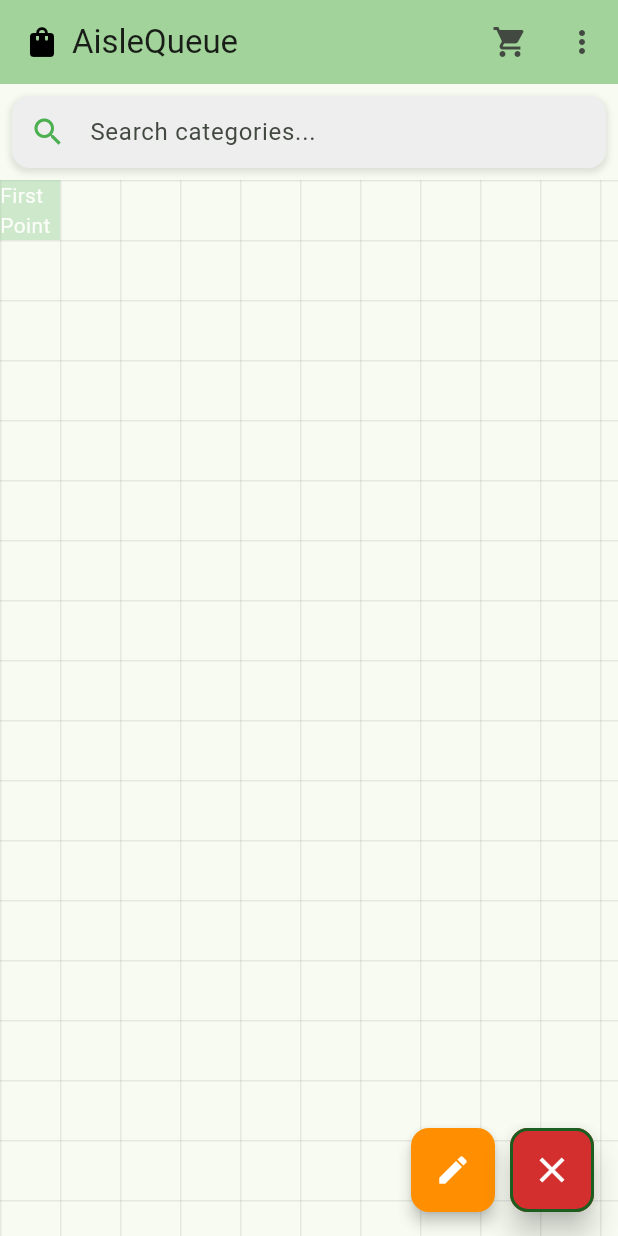
After one commit to JGEPT/AisleQueue, a Flutter app: the screen it shows after launch, after a tap on the "edit" icon, after a tap on the "add" icon, on a phone screen of 412 x 824 dp. The commit adds this screen. Run offline on Flutter 3.47's test engine with Material 3 defaults, Android fonts, the light colour scheme and no system bars.

Commit message:
[Feature]James - Increased the size of the grid, allowed the deleting and editing of tiles. Fixed the preview tile not perfectly following the cursor

```diff
--- a/aislequeue/lib/app.dart
+++ b/aislequeue/lib/app.dart
@@ -1,8 +1,8 @@
 import 'package:flutter/material.dart';
 import 'screens/home_screen.dart';
 
-class AisleQueueApp extends StatelessWidget {
-  const AisleQueueApp({super.key});
+class LayoutCreator extends StatelessWidget {
+  const LayoutCreator({super.key});
 
   @override
   Widget build(BuildContext context) {
@@ -12,7 +12,7 @@ class AisleQueueApp extends StatelessWidget {
         colorScheme: ColorScheme.fromSeed(seedColor: Colors.green),
         useMaterial3: true,
       ),
-      home: const HomeScreen(title: "AisleQueue"),
+      home: const MyHomePage(title: "AisleQueue"),
     );
   }
 }
--- a/aislequeue/lib/main.dart
+++ b/aislequeue/lib/main.dart
@@ -1,7 +1,8 @@
 import 'package:flutter/material.dart';
+import 'app.dart';
 
 void main() {
-  runApp(const MyApp());
+  runApp(const LayoutCreator());
 }
 
 class MyApp extends StatelessWidget {
--- a/aislequeue/lib/models/placed_tile_data.dart
+++ b/aislequeue/lib/models/placed_tile_data.dart
@@ -1,9 +1,9 @@
 class PlacedTileData {
-  final int gridX;
-  final int gridY;
-  final int width;
-  final int height;
-  final String category;
+  int gridX;
+  int gridY;
+  int width;
+  int height;
+  String category;
 
   PlacedTileData({
     required this.gridX,
--- a/aislequeue/lib/screens/home_screen.dart
+++ b/aislequeue/lib/screens/home_screen.dart
@@ -1,31 +1,34 @@
 import 'package:flutter/material.dart';
+import '../widgets/custom_app_bar.dart';
+import '../widgets/grid_view_widget.dart';
+import '../widgets/search_bar_widget.dart' as custom_widgets;
+import '../models/placed_tile_data.dart';
+import '../utils/device_type.dart';
 
-import '../models/placed_tile_data.dart';
-import '../utils/constants.dart';
-import '../utils/device_type_detector.dart';
-import '../widgets/search_bar.dart';
-import '../widgets/app_bar.dart';
-import '../widgets/grid_view.dart';
-
-class HomeScreen extends StatefulWidget {
-  const HomeScreen({super.key, required this.title});
+class MyHomePage extends StatefulWidget {
+  const MyHomePage({super.key, required this.title});
   final String title;
 
   @override
-  State<HomeScreen> createState() => _HomeScreenState();
+  State<MyHomePage> createState() => _MyHomePageState();
 }
 
-class _HomeScreenState extends State<HomeScreen> {
+class _MyHomePageState extends State<MyHomePage> {
+  late String deviceType;
+  static const int gridColumns = 32;
+  static const int gridRows = 32;
+  static const double gridCellSize = 40;
+
   final List<PlacedTileData> _placedTiles = [];
   bool _isPlacementMode = false;
   bool _isSelectingFirstPoint = false;
   bool _isSelectingSecondPoint = false;
+  bool _isRemoveMode = false;
   int? _firstGridX;
   int? _firstGridY;
   int _currentGridX = 0;
   int _currentGridY = 0;
   double _currentScale = 1.0;
-  late String deviceType;
 
   final TransformationController _transformationController =
       TransformationController();
@@ -39,6 +42,12 @@ class _HomeScreenState extends State<HomeScreen> {
   }
 
   @override
+  void didChangeDependencies() {
+    super.didChangeDependencies();
+    deviceType = getDeviceType(context);
+  }
+
+  @override
   void dispose() {
     _searchController.dispose();
     _transformationController.removeListener(_onTransformationChanged);
@@ -46,13 +55,10 @@ class _HomeScreenState extends State<HomeScreen> {
     super.dispose();
   }
 
-  // Method to extract current scale
   void _onTransformationChanged() {
     Matrix4 matrix = _transformationController.value;
-
     double scaleX = matrix.getColumn(0).xyz.length;
     double scaleY = matrix.getColumn(1).xyz.length;
-
     double newScale = (scaleX + scaleY) / 2;
 
     if ((newScale - _currentScale).abs() > 0.01) {
@@ -62,7 +68,6 @@ class _HomeScreenState extends State<HomeScreen> {
     }
   }
 
-  // Modified method to filter tiles based on search query
   void _filterTiles(String query) {
     setState(() {
       _isSearching = query.isNotEmpty;
@@ -72,32 +77,37 @@ class _HomeScreenState extends State<HomeScreen> {
   void _togglePlacementMode() {
     setState(() {
       _isPlacementMode = !_isPlacementMode;
+      _isRemoveMode = false;
+      _resetSelection();
+    });
+  }
 
-      // Reset selection state when toggling placement mode
-      _isSelectingFirstPoint = _isPlacementMode;
-      _isSelectingSecondPoint = false;
-      _firstGridX = null;
-      _firstGridY = null;
+  void _toggleRemoveMode() {
+    setState(() {
+      _isRemoveMode = !_isRemoveMode;
+      _isPlacementMode = false;
+      _resetSelection();
     });
   }
 
   void _updateGridPosition(Offset position) {
-    if (_isPlacementMode) {
-      // Transform the global cursor position to scene coordinates
+    if (_isPlacementMode || _isRemoveMode) {
       final Offset localPosition = _transformationController.toScene(position);
-
       setState(() {
-        _currentGridX = (localPosition.dx / AppConstants.gridCellSize).floor();
-        if(deviceType == 'Phone'){
-          _currentGridY = ((localPosition.dy - ((AppConstants.gridCellSize/_currentScale)*3.50))/ AppConstants.gridCellSize).floor();
+        _currentGridX = (localPosition.dx / gridCellSize).floor();
+        if (deviceType == 'Phone') {
+          _currentGridY =
+              ((localPosition.dy - ((gridCellSize / _currentScale) * 3.50)) /
+                      gridCellSize)
+                  .floor();
+        } else {
+          _currentGridY =
+              ((localPosition.dy - ((gridCellSize / _currentScale) * 3.00)) /
+                      gridCellSize)
+                  .floor();
         }
-        else{
-          _currentGridY = ((localPosition.dy - ((AppConstants.gridCellSize/_currentScale)*3.00))/ AppConstants.gridCellSize).floor();
-        }
-
-        // Clamp the coordinates within the grid
-        _currentGridX = _currentGridX.clamp(0, AppConstants.gridColumns - 1);
-        _currentGridY = _currentGridY.clamp(0, AppConstants.gridRows - 1);
+        _currentGridX = _currentGridX.clamp(0, gridColumns - 1);
+        _currentGridY = _currentGridY.clamp(0, gridRows - 1);
       });
     }
   }
@@ -105,7 +115,6 @@ class _HomeScreenState extends State<HomeScreen> {
   void _handleGridTap() {
     if (_isPlacementMode) {
       if (_isSelectingFirstPoint) {
-        // First point selection
         setState(() {
           _firstGridX = _currentGridX;
           _firstGridY = _currentGridY;
@@ -113,32 +122,114 @@ class _HomeScreenState extends State<HomeScreen> {
           _isSelectingSecondPoint = true;
         });
       } else if (_isSelectingSecondPoint) {
-        // Second point selection and tile placement
         _placeRectangleTiles();
       }
+    } else if (_isRemoveMode) {
+      _removeOrEditTile();
     }
   }
 
-  bool _checkTileOverlap(int startX, int startY, int endX, int endY) {
-    // Check if the new tile intersects with any existing tiles
-    return _placedTiles.any((tile) {
-      // Check if the new tile overlaps with an existing tile
-      bool xOverlap = !(endX < tile.gridX || startX > (tile.gridX + tile.width - 1));
-      bool yOverlap = !(endY < tile.gridY || startY > (tile.gridY + tile.height - 1));
-      return xOverlap && yOverlap;
+  void _removeOrEditTile() {
+    PlacedTileData? tileToModify = _findTileAtCurrentPosition();
+
+    if (tileToModify != null) {
+      showDialog<void>(
+        context: context,
+        builder: (BuildContext context) {
+          return AlertDialog(
+            title: const Text('Tile Options'),
+            content: Column(
+              mainAxisSize: MainAxisSize.min,
+              children: [
+                ElevatedButton(
+                  onPressed: () {
+                    Navigator.of(context).pop();
+                    _removeTile(tileToModify);
+                  },
+                  child: const Text('Remove Tile'),
+                ),
+                const SizedBox(height: 10),
+                ElevatedButton(
+                  onPressed: () {
+                    Navigator.of(context).pop();
+                    _showEditCategoryDialog(tileToModify);
+                  },
+                  child: const Text('Edit Category'),
+                ),
+              ],
+            ),
+          );
+        },
+      );
+    }
+  }
+
+  PlacedTileData? _findTileAtCurrentPosition() {
+    try {
+      return _placedTiles.firstWhere(
+        (tile) =>
+            _currentGridX >= tile.gridX &&
+            _currentGridX < tile.gridX + tile.width &&
+            _currentGridY >= tile.gridY &&
+            _currentGridY < tile.gridY + tile.height,
+      );
+    } catch (e) {
+      return null;
+    }
+  }
+
+  void _removeTile(PlacedTileData tile) {
+    setState(() {
+      _placedTiles.remove(tile);
     });
+  }
+
+  void _showEditCategoryDialog(PlacedTileData tile) {
+    final TextEditingController categoryController =
+        TextEditingController(text: tile.category);
+
+    showDialog<void>(
+      context: context,
+      builder: (BuildContext context) {
+        return AlertDialog(
+          title: const Text('Edit Category'),
+          content: TextField(
+            controller: categoryController,
+            decoration:
+                const InputDecoration(hintText: 'Enter new category name'),
+          ),
+          actions: <Widget>[
+            TextButton(
+              child: const Text('Cancel'),
+              onPressed: () {
+                Navigator.of(context).pop();
+              },
+            ),
+            TextButton(
+              child: const Text('Save'),
+              onPressed: () {
+                if (categoryController.text.isNotEmpty) {
+                  setState(() {
+                    tile.category = categoryController.text;
+                  });
+                  Navigator.of(context).pop();
+                }
+              },
+            ),
+          ],
+        );
+      },
+    );
   }
 
   void _placeRectangleTiles() {
     if (_firstGridX == null || _firstGridY == null) return;
 
-    // Determine the bounds of the rectangle
     int startX = _firstGridX!;
     int startY = _firstGridY!;
     int endX = _currentGridX;
     int endY = _currentGridY;
 
-    // Ensure start is always less than end
     if (startX > endX) {
       int temp = startX;
       startX = endX;
@@ -151,15 +242,32 @@ class _HomeScreenState extends State<HomeScreen> {
       endY = temp;
     }
 
-    // Check for overlapping tiles before showing the dialog
     if (_checkTileOverlap(startX, startY, endX, endY)) {
-      // Show an error dialog if tiles would overlap
+      _showPlacementErrorDialog();
+      return;
+    }
+
+    _showRectangleCategoryDialog(startX, startY, endX, endY);
+  }
+
+  bool _checkTileOverlap(int startX, int startY, int endX, int endY) {
+    return _placedTiles.any((tile) {
+      bool xOverlap =
+          !(endX < tile.gridX || startX > (tile.gridX + tile.width - 1));
+      bool yOverlap =
+          !(endY < tile.gridY || startY > (tile.gridY + tile.height - 1));
+      return xOverlap && yOverlap;
+    });
+  }
+
+  void _showPlacementErrorDialog() {
     showDialog<void>(
       context: context,
       builder: (BuildContext context) {
         return AlertDialog(
           title: const Text('Placement Error'),
-            content: const Text('The selected area overlaps with existing tiles. Please choose a different area.'),
+          content: const Text(
+              'The selected area overlaps with existing tiles. Please choose a different area.'),
           actions: <Widget>[
             TextButton(
               child: const Text('OK'),
@@ -172,14 +280,10 @@ class _HomeScreenState extends State<HomeScreen> {
         );
       },
     );
-      return;
   }
 
-    // Show category dialog to get category name
-    _showRectangleCategoryDialog(startX, startY, endX, endY);
-  }
-
-  Future<void> _showRectangleCategoryDialog(int startX, int startY, int endX, int endY) async {
+  Future<void> _showRectangleCategoryDialog(
+      int startX, int startY, int endX, int endY) async {
     final TextEditingController categoryController = TextEditingController();
 
     return showDialog<void>(
@@ -189,9 +293,8 @@ class _HomeScreenState extends State<HomeScreen> {
           title: const Text('Enter Category Name for Rectangle'),
           content: TextField(
             controller: categoryController,
-            decoration: const InputDecoration(
-              hintText: 'Enter a category name',
-            ),
+            decoration:
+                const InputDecoration(hintText: 'Enter a category name'),
           ),
           actions: <Widget>[
             TextButton(
@@ -205,13 +308,12 @@ class _HomeScreenState extends State<HomeScreen> {
               child: const Text('Add'),
               onPressed: () {
                 if (categoryController.text.isNotEmpty) {
-                  // Remove any existing tiles in the rectangle area
                   _placedTiles.removeWhere((tile) =>
-                    tile.gridX >= startX && tile.gridX <= endX &&
-                    tile.gridY >= startY && tile.gridY <= endY
-                  );
+                      tile.gridX >= startX &&
+                      tile.gridX <= endX &&
+                      tile.gridY >= startY &&
+                      tile.gridY <= endY);
 
-                  // Place a single large tile
                   setState(() {
                     final newTile = PlacedTileData(
                       gridX: startX,
@@ -245,53 +347,79 @@ class _HomeScreenState extends State<HomeScreen> {
 
   @override
   Widget build(BuildContext context) {
-    deviceType = DeviceTypeDetector.getDeviceType(context);
     return Scaffold(
-      appBar: CustomAppBar(
-        title: widget.title,
-      ),
+      appBar: CustomAppBar(title: widget.title),
       body: Column(
         children: [
-          // Search Bar
-          CategorySearchBar(
-            searchController: _searchController,
-            onFilterChanged: _filterTiles,
+          custom_widgets.SearchBar(
+            controller: _searchController,
+            onChanged: _filterTiles,
           ),
-
-          // Grid View
           Expanded(
-            child: MouseRegion(
-              onHover: (details) => _updateGridPosition(details.position),
-              child: InteractiveViewer(
-                transformationController: _transformationController,
-                boundaryMargin: const EdgeInsets.all(100),
-                minScale: 0.5,
-                maxScale: 2.0,
-                child: InteractiveGridView(
-                  transformationController: _transformationController,
+            child: GridViewWidget(
               placedTiles: _placedTiles,
               isSearching: _isSearching,
               searchQuery: _searchController.text,
+              onGridTap: _handleGridTap,
+              onHover: _updateGridPosition,
+              transformationController: _transformationController,
               isPlacementMode: _isPlacementMode,
+              isRemoveMode: _isRemoveMode,
+              currentGridX: _currentGridX,
+              currentGridY: _currentGridY,
               isSelectingFirstPoint: _isSelectingFirstPoint,
               isSelectingSecondPoint: _isSelectingSecondPoint,
               firstGridX: _firstGridX,
               firstGridY: _firstGridY,
-                  currentGridX: _currentGridX,
-                  currentGridY: _currentGridY,
-                  onUpdateGridPosition: _updateGridPosition,
-                  onGridTap: _handleGridTap,
-                ),
-              ),
             ),
           ),
         ],
       ),
-      floatingActionButton: FloatingActionButton(
+      floatingActionButton: Row(
+        mainAxisAlignment: MainAxisAlignment.end,
+        children: [
+          Padding(
+            padding: const EdgeInsets.only(right: 10),
+            child: FloatingActionButton(
+              onPressed: _toggleRemoveMode,
+              tooltip: 'Edit/Remove Tiles',
+              backgroundColor:
+                  _isRemoveMode ? Colors.red[700] : Colors.amber[800],
+              heroTag: 'editRemoveButton',
+              child: Icon(
+                _isRemoveMode ? Icons.close : Icons.edit,
+                color: Colors.white,
+                size: 24,
+              ),
+              elevation: _isRemoveMode ? 8 : 4,
+              shape: RoundedRectangleBorder(
+                borderRadius: BorderRadius.circular(12),
+                side: _isRemoveMode
+                    ? BorderSide(color: Colors.red[900]!, width: 2)
+                    : BorderSide.none,
+              ),
+            ),
+          ),
+          FloatingActionButton(
             onPressed: _togglePlacementMode,
-        tooltip: 'Toggle Placement Mode',
-        backgroundColor: _isPlacementMode ? Colors.red : Colors.green,
-        child: Icon(_isPlacementMode ? Icons.close : Icons.add),
+            tooltip: 'Add Tiles',
+            backgroundColor:
+                _isPlacementMode ? Colors.red[700] : Colors.green[700],
+            heroTag: 'placementButton',
+            child: Icon(
+              _isPlacementMode ? Icons.close : Icons.add,
+              color: Colors.white,
+              size: 28,
+            ),
+            elevation: _isPlacementMode ? 8 : 4,
+            shape: RoundedRectangleBorder(
+              borderRadius: BorderRadius.circular(12),
+              side: _isPlacementMode
+                  ? BorderSide(color: Colors.green[900]!, width: 2)
+                  : BorderSide.none,
+            ),
+          ),
+        ],
       ),
     );
   }
--- a/aislequeue/lib/utils/constants.dart
+++ /dev/null
@@ -1,5 +0,0 @@
-class AppConstants {
-  static const int gridColumns = 128;
-  static const int gridRows = 128;
-  static const double gridCellSize = 40;
-}
--- /dev/null
+++ b/aislequeue/lib/utils/device_type.dart
@@ -0,0 +1,11 @@
+import 'package:flutter/foundation.dart' show kIsWeb;
+import 'package:flutter/material.dart';
+
+String getDeviceType(BuildContext context) {
+  if (kIsWeb) return 'Web';
+
+  var shortestSide = MediaQuery.of(context).size.shortestSide;
+  if (shortestSide < 600) return 'Phone';
+  if (shortestSide < 1200) return 'Tablet';
+  return 'Desktop';
+}
--- a/aislequeue/lib/widgets/app_bar.dart
+++ b/aislequeue/lib/widgets/custom_app_bar.dart
@@ -3,7 +3,7 @@ import 'package:flutter/material.dart';
 class CustomAppBar extends StatelessWidget implements PreferredSizeWidget {
   final String title;
 
-  const CustomAppBar({super.key, required this.title});
+  const CustomAppBar({Key? key, required this.title}) : super(key: key);
 
   @override
   Widget build(BuildContext context) {
--- /dev/null
+++ b/aislequeue/lib/widgets/grid_view_widget.dart
@@ -0,0 +1,165 @@
+import 'package:flutter/material.dart';
+import '../models/placed_tile_data.dart';
+
+class GridViewWidget extends StatelessWidget {
+  final List<PlacedTileData> placedTiles;
+  final bool isSearching;
+  final String searchQuery;
+  final Function onGridTap;
+  final Function onHover;
+  final TransformationController transformationController;
+  final bool isPlacementMode;
+  final bool isRemoveMode;
+  final int currentGridX;
+  final int currentGridY;
+  final bool isSelectingFirstPoint;
+  final bool isSelectingSecondPoint;
+  final int? firstGridX;
+  final int? firstGridY;
+
+  const GridViewWidget({
+    Key? key,
+    required this.placedTiles,
+    required this.isSearching,
+    required this.searchQuery,
+    required this.onGridTap,
+    required this.onHover,
+    required this.transformationController,
+    required this.isPlacementMode,
+    required this.isRemoveMode,
+    required this.currentGridX,
+    required this.currentGridY,
+    required this.isSelectingFirstPoint,
+    required this.isSelectingSecondPoint,
+    required this.firstGridX,
+    required this.firstGridY,
+  }) : super(key: key);
+
+  @override
+  Widget build(BuildContext context) {
+    // Calculate the total grid size
+    const int gridWidth = 25; // 0-24 inclusive
+    const int gridHeight = 25; // 0-24 inclusive
+    const double cellSize = 40.0;
+
+    return MouseRegion(
+      onHover: (details) => onHover(details.position),
+      child: InteractiveViewer(
+        transformationController: transformationController,
+        boundaryMargin: const EdgeInsets.all(100),
+        minScale: 0.1, // Reduced to allow zooming out more
+        maxScale: 2.0,
+        constrained: false, // Allow unconstrained scaling
+        child: LayoutBuilder(
+          builder: (context, constraints) {
+            return GestureDetector(
+              onTap: () => onGridTap(),
+              child: SizedBox(
+                width: gridWidth * cellSize,
+                height: gridHeight * cellSize,
+                child: Stack(
+                  children: [
+                    ..._buildGridLines(gridWidth, gridHeight, cellSize),
+                    ...placedTiles.map((tileData) => Positioned(
+                      left: tileData.gridX * cellSize,
+                      top: tileData.gridY * cellSize,
+                      child: Opacity(
+                        opacity: isSearching && !tileData.category.toLowerCase().contains(searchQuery.toLowerCase())
+                            ? 0.2
+                            : 1.0,
+                        child: Container(
+                          width: tileData.width * cellSize,
+                          height: tileData.height * cellSize,
+                          color: Colors.green.shade500,
+                          child: Center(
+                            child: Text(
+                              tileData.category,
+                              textAlign: TextAlign.center,
+                              style: const TextStyle(
+                                color: Colors.white,
+                                fontSize: 16,
+                                fontWeight: FontWeight.bold,
+                              ),
+                            ),
+                          ),
+                        ),
+                      ),
+                    )),
+                    if (isSelectingFirstPoint && isPlacementMode)
+                      Positioned(
+                        left: currentGridX * cellSize,
+                        top: currentGridY * cellSize,
+                        child: Opacity(
+                          opacity: 0.5,
+                          child: Container(
+                            width: cellSize,
+                            height: cellSize,
+                            color: Colors.green.shade200,
+                            child: const Center(
+                              child: Text(
+                                'First Point',
+                                style: TextStyle(color: Colors.white),
+                              ),
+                            ),
+                          ),
+                        ),
+                      ),
+                    if (isSelectingSecondPoint && firstGridX != null && firstGridY != null)
+                      Positioned(
+                        left: (firstGridX! < currentGridX ? firstGridX! : currentGridX) * cellSize,
+                        top: (firstGridY! < currentGridY ? firstGridY! : currentGridY) * cellSize,
+                        child: Opacity(
+                          opacity: 0.3,
+                          child: Container(
+                            width: (((firstGridX! - currentGridX).abs() + 1) * cellSize),
+                            height: (((firstGridY! - currentGridY).abs() + 1) * cellSize),
+                            color: Colors.green.shade200,
+                          ),
+                        ),
+                      ),
+                  ],
+                ),
+              ),
+            );
+          },
+        ),
+      ),
+    );
+  }
+
+  List<Widget> _buildGridLines(int gridWidth, int gridHeight, double cellSize) {
+    List<Widget> gridLines = [];
+
+    // Vertical lines
+    for (int x = 0; x < gridWidth; x++) {
+      gridLines.add(
+        Positioned(
+          left: x * cellSize,
+          top: 0,
+          child: Container(
+            width: 1,
+            height: gridHeight * cellSize,
+            color: Colors.grey.withOpacity(0.2),
+          ),
+        ),
+      );
+    }
+
+    // Horizontal lines
+    for (int y = 0; y < gridHeight; y++) {
+      gridLines.add(
+        Positioned(
+          left: 0,
+          top: y * cellSize,
+          child: Container(
+            width: gridWidth * cellSize,
+            height: 1,
+            color: Colors.grey.withOpacity(0.2),
+          ),
+        ),
+      );
+    }
+
+    return gridLines;
+  }
+}
--- a/aislequeue/lib/widgets/search_bar.dart
+++ b/aislequeue/lib/widgets/search_bar_widget.dart
@@ -1,20 +1,15 @@
 import 'package:flutter/material.dart';
 
-class CategorySearchBar extends StatefulWidget {
-  final TextEditingController searchController;
-  final Function(String) onFilterChanged;
+class SearchBar extends StatelessWidget {
+  final TextEditingController controller;
+  final ValueChanged<String> onChanged;
 
-  const CategorySearchBar({
-    super.key,
-    required this.searchController,
-    required this.onFilterChanged
-  });
+  const SearchBar({
+    Key? key,
+    required this.controller,
+    required this.onChanged,
+  }) : super(key: key);
 
-  @override
-  CategorySearchBarState createState() => CategorySearchBarState();
-}
-
-class CategorySearchBarState extends State<CategorySearchBar> {
   @override
   Widget build(BuildContext context) {
     return Padding(
@@ -33,26 +28,23 @@ class CategorySearchBarState extends State<CategorySearchBar> {
           ],
         ),
         child: TextField(
-          controller: widget.searchController,
+          controller: controller,
           decoration: InputDecoration(
             hintText: 'Search categories...',
             prefixIcon: const Icon(Icons.search, color: Colors.green),
-            suffixIcon: widget.searchController.text.isNotEmpty
+            suffixIcon: controller.text.isNotEmpty
                 ? IconButton(
                     icon: const Icon(Icons.clear, color: Colors.green),
                     onPressed: () {
-                      widget.searchController.clear();
-                      widget.onFilterChanged('');
+                      controller.clear();
+                      onChanged('');
                     },
                   )
                 : null,
             border: InputBorder.none,
-            contentPadding: const EdgeInsets.symmetric(
-              horizontal: 16,
-              vertical: 12
-            ),
+            contentPadding: const EdgeInsets.symmetric(horizontal: 16, vertical: 12),
           ),
-          onChanged: widget.onFilterChanged,
+          onChanged: onChanged,
         ),
       ),
     );
```
Also changed, not shown: aislequeue/lib/utils/device_type_detector.dart (deleted, +0 -14 lines), aislequeue/lib/widgets/grid_view.dart (deleted, +0 -161 lines), 1 other file. Lines whose indentation alone changed are shown as unchanged.
